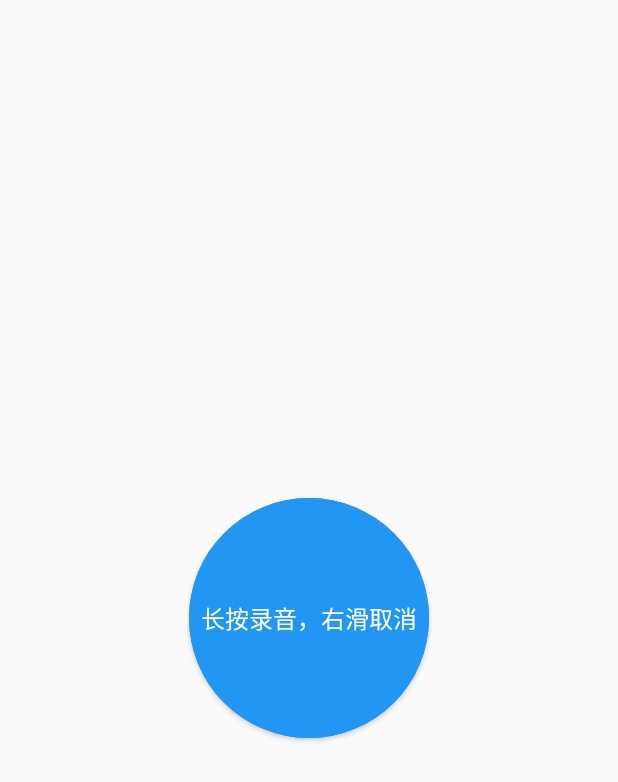
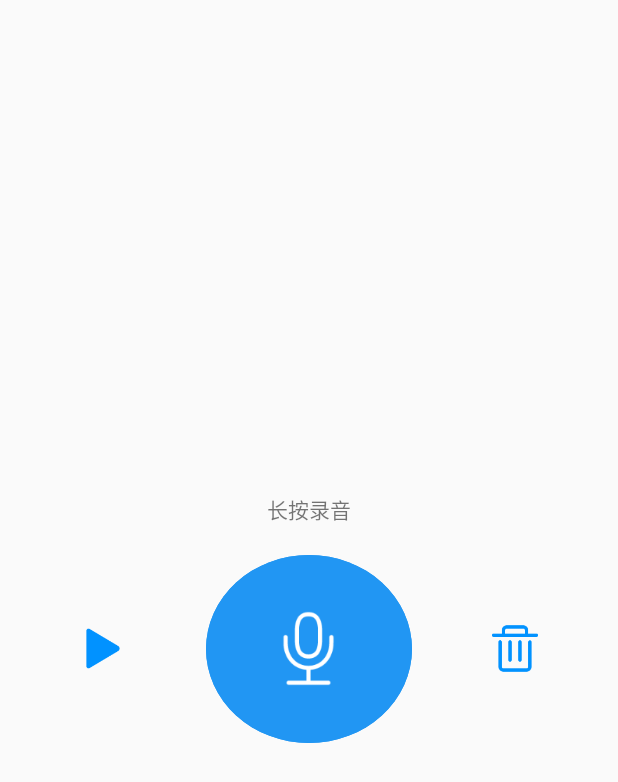
Before and after one commit to vsloong/CoolChat, an Android app: the fragment RecordFragment shown on its own in the app's theme, on a phone screen of 412 x 824 dp. Shown: the top 782 px of the screen. Run offline under Robolectric (Android 15) with nearby library versions, the phone set to English and light mode, and no system bars.

Commit message:
1、修复点击录音时（不是长按）崩溃的BUG； 2、仿QQ录音开发；

```diff
--- a/app/src/main/java/com/cooloongwu/coolchat/fragment/RecordFragment.java
+++ b/app/src/main/java/com/cooloongwu/coolchat/fragment/RecordFragment.java
@@ -9,7 +9,6 @@ import android.view.ViewGroup;
 import com.apkfuns.logutils.LogUtils;
 import com.cooloongwu.coolchat.R;
 import com.cooloongwu.coolchat.utils.SendMessageUtils;
-import com.cooloongwu.coolchat.utils.ToastUtils;
 import com.cooloongwu.coolchat.view.RecordButton;
 
 import java.io.File;
@@ -38,7 +37,7 @@ public class RecordFragment extends Fragment {
 
             @Override
             public void onCancelRecord(String msg) {
-                ToastUtils.showShort(getActivity(), "录音取消");
+                //ToastUtils.showShort(getActivity(), "录音取消");
                 LogUtils.e("录音取消");
             }
         });
--- a/app/src/main/java/com/cooloongwu/coolchat/view/RecordButton.java
+++ b/app/src/main/java/com/cooloongwu/coolchat/view/RecordButton.java
@@ -105,6 +105,11 @@ public class RecordButton extends Button {
         if (null == recorder) {
             return;
         }
+        try {
+            Thread.sleep(500);
+        } catch (InterruptedException e) {
+            e.printStackTrace();
+        }
         recorder.stop();
         recorder.reset();
         recorder.release();
--- a/app/src/main/res/layout/fragment_record.xml
+++ b/app/src/main/res/layout/fragment_record.xml
@@ -3,15 +3,55 @@
     android:layout_width="match_parent"
     android:layout_height="match_parent"
     android:gravity="center"
+    android:orientation="vertical"
     tools:context="com.cooloongwu.coolchat.fragment.RecordFragment">
 
-    <com.cooloongwu.coolchat.view.RecordButton
-        android:id="@+id/btn_record"
-        android:layout_width="160dp"
-        android:layout_height="160dp"
-        android:background="@drawable/btn_audio_ripple_blue"
-        android:text="长按录音，右滑取消"
-        android:textColor="@color/white"
-        android:textSize="16sp" />
+    <TextView
+        android:layout_width="wrap_content"
+        android:layout_height="wrap_content"
+        android:text="长按录音"
+        android:textSize="14sp" />
+
+    <LinearLayout
+        android:layout_width="match_parent"
+        android:layout_height="wrap_content"
+        android:layout_marginTop="20dp"
+        android:gravity="center_vertical"
+        android:orientation="horizontal">
+
+        <ImageView
+            android:layout_width="0dp"
+            android:layout_height="35dp"
+            android:layout_weight="1"
+            android:src="@mipmap/ic_audio_play" />
+
+        <RelativeLayout
+            android:layout_width="0dp"
+            android:layout_height="wrap_content"
+            android:layout_weight="1"
+            android:background="@drawable/btn_audio_ripple_blue">
+
+            <com.cooloongwu.coolchat.view.RecordButton
+                android:id="@+id/btn_record"
+                android:layout_width="125dp"
+                android:layout_height="125dp"
+                android:background="@null"
+                android:textColor="@color/white"
+                android:textSize="16sp" />
+
+            <ImageView
+                android:layout_width="50dp"
+                android:layout_height="50dp"
+                android:layout_centerInParent="true"
+                android:src="@mipmap/ic_audio_record" />
+        </RelativeLayout>
+
+        <ImageView
+            android:layout_width="0dp"
+            android:layout_height="35dp"
+            android:layout_weight="1"
+            android:src="@mipmap/ic_audio_delete" />
+    </LinearLayout>
+
 
 </LinearLayout>
```
Also changed, not shown: app/src/main/res/mipmap-xhdpi/ic_audio_delete.png (added), app/src/main/res/mipmap-xhdpi/ic_audio_play.png (added), app/src/main/res/mipmap-xhdpi/ic_audio_record.png (added).
